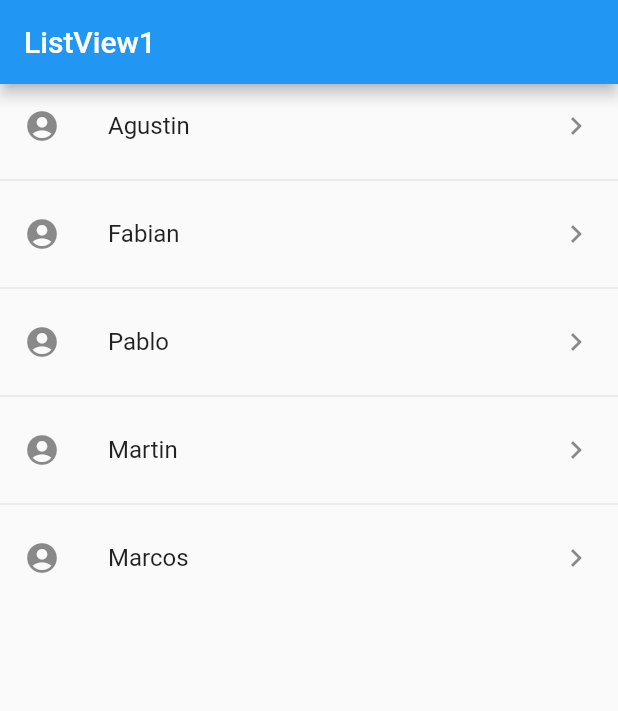
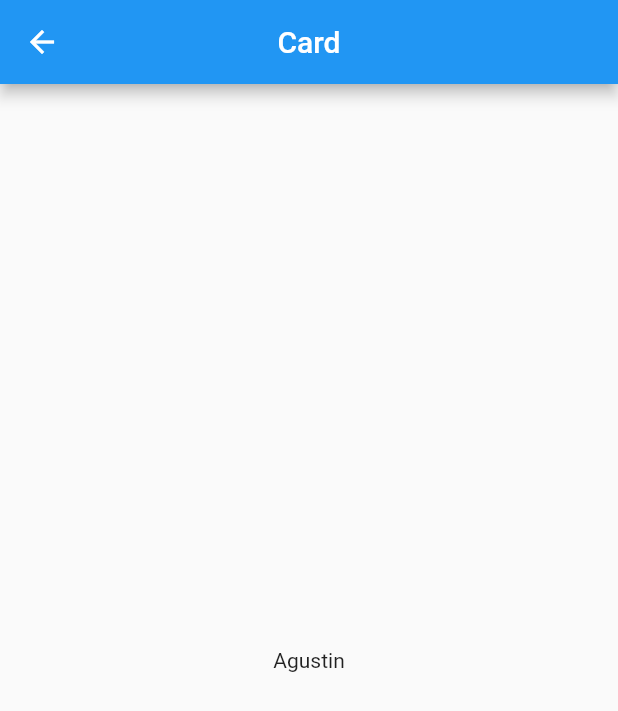
Before and after one commit to AgustLuj/flutter-app-first, a Flutter app: the screen it shows after launch, after a tap on "Agustin", on a phone screen of 412 x 824 dp. Shown: the top 711 px of the screen. Run offline on Flutter 3.47's test engine with Material 2 defaults, Android fonts, the phone set to English and light mode, and no system bars; missing offline and left inert: dart:ffi.

Commit message:
add cards

```diff
--- a/lib/main.dart
+++ b/lib/main.dart
@@ -1,5 +1,5 @@
 import 'package:flutter/material.dart';
-import 'package:my_app/screens/listview1_screen.dart';
+import 'package:my_app/screens/screens.dart';
 
 void main() {
   runApp(const MyApp());
@@ -11,9 +11,13 @@ class MyApp extends StatelessWidget {
   // This widget is the root of your application.
   @override
   Widget build(BuildContext context) {
-    return const MaterialApp(
+    return MaterialApp(
       debugShowCheckedModeBanner: false,
-      home: ListView1Screen(),
+      initialRoute: 'home',
+      routes: {
+        'home':(BuildContext context)=> const HomeScreen(),
+        'card':(BuildContext context)=> const CardScreen(),
+      },
     );
   }
 }
--- /dev/null
+++ b/lib/screens/card_screen.dart
@@ -0,0 +1,19 @@
+import 'package:flutter/material.dart';
+
+class CardScreen extends StatelessWidget {
+  final String? name;
+  const CardScreen({Key? key, this.name}) : super(key: key);
+
+  @override
+  Widget build(BuildContext context) {
+    return Scaffold(
+      appBar: AppBar(
+        title:const Text("Card"),
+        centerTitle: true,
+      ),
+      body: Center(
+         child: Text(name??'Hola'),
+      ),
+    );
+  }
+}
--- a/lib/screens/home_screen.dart
+++ b/lib/screens/home_screen.dart
@@ -1,41 +1,53 @@
+import 'dart:ffi';
+
 import 'package:flutter/material.dart';
+import 'package:my_app/screens/screens.dart';
 
-class HomeScreen extends StatefulWidget {
+class Account {
+  final String name;
+  final IconData icon;
+  const Account({required this.name, required this.icon});
+}
+
+class HomeScreen extends StatelessWidget {
+  final options = const [
+    Account(name: "Agustin", icon: Icons.account_circle),
+    Account(name: "Fabian", icon: Icons.account_circle),
+    Account(name: "Pablo", icon: Icons.account_circle),
+    Account(name: "Martin", icon: Icons.account_circle),
+    Account(name: "Marcos", icon: Icons.account_circle),
+  ];
+
   const HomeScreen({Key? key}) : super(key: key);
 
   @override
-  State<HomeScreen> createState() => _HomeScreenState();
-}
-
-class _HomeScreenState extends State<HomeScreen> {
-  @override
   Widget build(BuildContext context) {
-    int counter = 0;
-    const TextStyle fontSize30 = TextStyle(fontSize: 35);
-
     return Scaffold(
       appBar: AppBar(
-        title: const Center(
-          child: Text('Mi primera App'),
-        ),
+        title: const Text("Home"),
+        centerTitle: true,
       ),
-      backgroundColor: Colors.orangeAccent,
       body: Center(
-        child: Column(
-          mainAxisAlignment: MainAxisAlignment.center,
-          children: [
-            const Text('Numero de clicks', style: fontSize30),
-            Text('$counter', style: fontSize30)
-          ],
-        ),
-      ),
-      //floatingActionButtonLocation: FloatingActionButtonLocation.centerFloat,
-      floatingActionButton: FloatingActionButton(
-        child: const Icon(Icons.add),
-        onPressed: () {
-          counter++;
-        },
+        child: ListView.separated(
+          itemCount: options.length,
+          itemBuilder: (context, i) =>itemBuilder(context, i,options[i]) ,
+          separatorBuilder: (_, __) => const Divider(),
+        )
       ),
     );
   }
 }
+
+itemBuilder(BuildContext context,int i,Account  options){
+  return ListTile(
+    leading: Icon(options.icon),
+    title: Text(options.name),
+    trailing: const Icon(Icons.chevron_right_sharp),
+    onTap: () {
+      final route = MaterialPageRoute(
+        builder:(context) => CardScreen(name: options.name),
+      );
+      Navigator.push(context,route);
+    },
+  );
+}
--- a/lib/screens/listview1_screen.dart
+++ /dev/null
@@ -1,47 +0,0 @@
-import 'package:flutter/material.dart';
-
-class Account extends StatelessWidget {
-  final String name;
-  final IconData icon;
-  const Account({Key? key, required this.name, required this.icon})
-      : super(key: key);
-
-  @override
-  Widget build(BuildContext context) {
-    return Container(
-      child: ListTile(
-        leading: Icon(icon),
-        title: Text(name),
-        trailing: const Icon(Icons.chevron_right_sharp),
-        onTap: () => {},
-      ),
-    );
-  }
-}
-
-class ListView1Screen extends StatelessWidget {
-  final options = const [
-    Account(name: "Agustin", icon: Icons.account_circle),
-    Account(name: "Fabian", icon: Icons.account_circle),
-    Account(name: "Pablo", icon: Icons.account_circle),
-    Account(name: "Martin", icon: Icons.account_circle),
-    Account(name: "Marcos", icon: Icons.account_circle),
-  ];
-
-  const ListView1Screen({Key? key}) : super(key: key);
-
-  @override
-  Widget build(BuildContext context) {
-    return Scaffold(
-      appBar: AppBar(
-        title: const Text("ListView1"),
-      ),
-      body: Center(
-          child: ListView.separated(
-        itemCount: options.length,
-        itemBuilder: (context, i) => options[i],
-        separatorBuilder: (_, __) => const Divider(),
-      )),
-    );
-  }
-}
--- /dev/null
+++ b/lib/screens/screens.dart
@@ -0,0 +1,3 @@
+export 'package:my_app/screens/first_home_screen.dart';
+export 'package:my_app/screens/home_screen.dart';
+export 'package:my_app/screens/card_screen.dart';
```
Also changed, not shown: lib/screens/first_home_screen.dart (added, +41 -0 lines).
